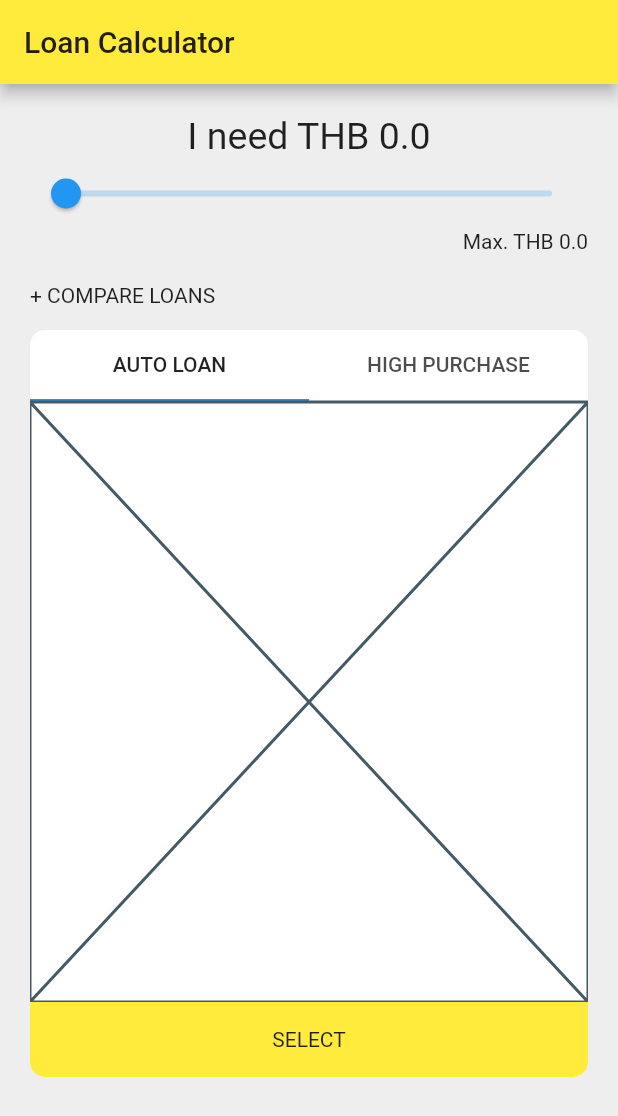
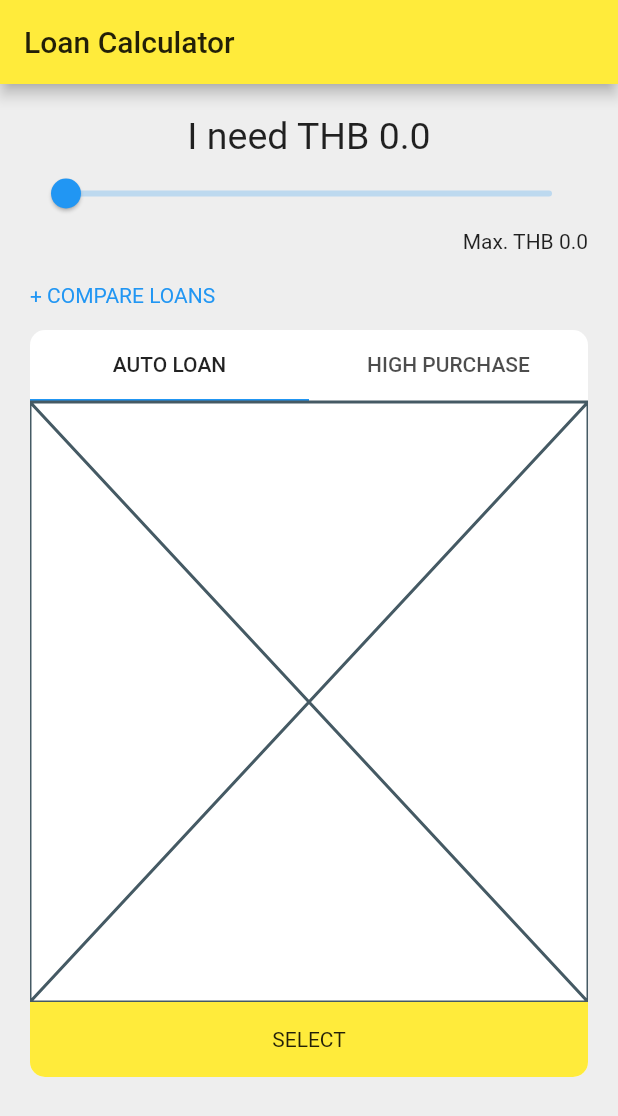
Before and after one commit to benzsuankularb/flutter-training-sample, a Flutter app: the screen it shows after launch, on a phone screen of 412 x 824 dp. Shown: the top 1116 px of the screen. Run offline on Flutter 3.47's test engine with Material 2 defaults, Android fonts, the phone set to English and light mode, and no system bars.

Commit message:
add files

```diff
--- /dev/null
+++ b/flutter_layout_workshop/lib/views/atoms/texts/clickable_text.dart
@@ -0,0 +1,18 @@
+import 'package:flutter/material.dart';
+
+class ClickableText extends StatelessWidget {
+  final String text;
+  final TextAlign textAlign;
+  ClickableText(this.text, {this.textAlign});
+
+  @override
+  Widget build(BuildContext context) {
+    return Text(
+      text,
+      textAlign: textAlign,
+      style: TextStyle(
+        color: Colors.blue,
+      ),
+    );
+  }
+}
--- /dev/null
+++ b/flutter_layout_workshop/lib/views/atoms/texts/large_text.dart
@@ -0,0 +1,16 @@
+import 'package:flutter/material.dart';
+
+class LargeText extends StatelessWidget {
+  final String text;
+  final TextAlign textAlign;
+  LargeText(this.text, {this.textAlign});
+
+  @override
+  Widget build(BuildContext context) {
+    return Text(
+      text,
+      textAlign: textAlign,
+      style: TextStyle(fontSize: 25),
+    );
+  }
+}
--- /dev/null
+++ b/flutter_layout_workshop/lib/views/atoms/texts/small_text.dart
@@ -0,0 +1,15 @@
+import 'package:flutter/material.dart';
+
+class SmallText extends StatelessWidget {
+  final String text;
+  final TextAlign textAlign;
+  SmallText(this.text, {this.textAlign});
+
+  @override
+  Widget build(BuildContext context) {
+    return Text(
+      text,
+      textAlign: textAlign,
+    );
+  }
+}
--- /dev/null
+++ b/flutter_layout_workshop/lib/views/atoms/texts/title_text.dart
@@ -0,0 +1,15 @@
+import 'package:flutter/material.dart';
+
+class TitleText extends StatelessWidget {
+  final String text;
+  final TextAlign textAlign;
+  TitleText(this.text, {this.textAlign});
+
+  @override
+  Widget build(BuildContext context) {
+    return Text(
+      text,
+      textAlign: textAlign,
+    );
+  }
+}
--- a/flutter_layout_workshop/lib/views/molecules/labels/compare_loan_label.dart
+++ b/flutter_layout_workshop/lib/views/molecules/labels/compare_loan_label.dart
@@ -1,8 +1,9 @@
 import 'package:flutter/material.dart';
+import 'package:flutter_layout_workshop/views/atoms/texts/clickable_text.dart';
 
 class CompareLoadLabel extends StatelessWidget {
   @override
   Widget build(BuildContext context) {
-    return Text("+ COMPARE LOANS");
+    return ClickableText("+ COMPARE LOANS");
   }
 }
--- a/flutter_layout_workshop/lib/views/molecules/labels/request_loan_label.dart
+++ b/flutter_layout_workshop/lib/views/molecules/labels/request_loan_label.dart
@@ -1,13 +1,11 @@
 import 'package:flutter/material.dart';
+import 'package:flutter_layout_workshop/views/atoms/texts/large_text.dart';
 
 class RequestLoanLabel extends StatelessWidget {
   final double amount;
   RequestLoanLabel({this.amount});
   @override
   Widget build(BuildContext context) {
-    return Text(
-      "I need THB $amount",
-      style: TextStyle(fontSize: 25),
-    );
+    return LargeText("I need THB $amount");
   }
 }
--- a/flutter_layout_workshop/lib/views/molecules/labels/small_max_loan_label.dart
+++ b/flutter_layout_workshop/lib/views/molecules/labels/small_max_loan_label.dart
@@ -1,4 +1,5 @@
 import 'package:flutter/material.dart';
+import 'package:flutter_layout_workshop/views/atoms/texts/small_text.dart';
 
 class SmallMaxLoadLabel extends StatelessWidget {
   final double amount;
@@ -6,6 +7,6 @@ class SmallMaxLoadLabel extends StatelessWidget {
 
   @override
   Widget build(BuildContext context) {
-    return Text("Max. THB $amount");
+    return SmallText("Max. THB $amount");
   }
 }
--- a/flutter_layout_workshop/lib/views/molecules/product_card.dart
+++ b/flutter_layout_workshop/lib/views/molecules/product_card.dart
@@ -1,5 +1,6 @@
 import 'package:flutter/material.dart';
 import 'package:flutter_layout_workshop/views/atoms/my_tab_bar.dart';
+import 'package:flutter_layout_workshop/views/atoms/texts/title_text.dart';
 
 class ProductCard extends StatelessWidget {
   @override
@@ -62,7 +63,7 @@ class ProductCard extends StatelessWidget {
                 alignment: Alignment.center,
                 color: Colors.yellow,
                 height: 50,
-                child: Text("SELECT"),
+                child: TitleText("SELECT"),
               ),
             ],
           ),
--- a/flutter_layout_workshop/lib/views/pages/product_comparision_page.dart
+++ b/flutter_layout_workshop/lib/views/pages/product_comparision_page.dart
@@ -1,4 +1,5 @@
 import 'package:flutter/material.dart';
+import 'package:flutter_layout_workshop/views/atoms/texts/title_text.dart';
 import 'package:flutter_layout_workshop/views/layouts/product_comparision_page_layout.dart';
 import 'package:flutter_layout_workshop/views/molecules/adjust_request_card.dart';
 import 'package:flutter_layout_workshop/views/molecules/product_card.dart';
@@ -11,7 +12,7 @@ class ProductComparisionPage extends StatelessWidget {
   Widget build(BuildContext context) {
     return Scaffold(
       appBar: AppBar(
-        title: Text("Loan Calculator"),
+        title: TitleText("Loan Calculator"),
       ),
       body: ProductComparisionPageLayout(
         header: AdjustRequestCard(
```
